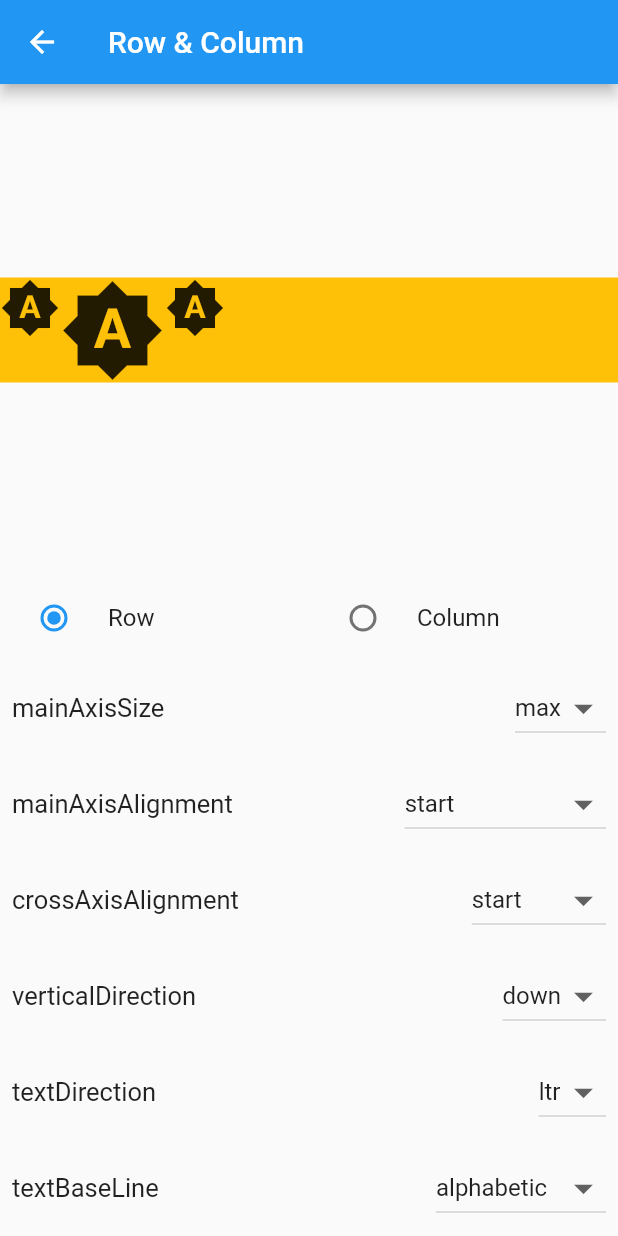
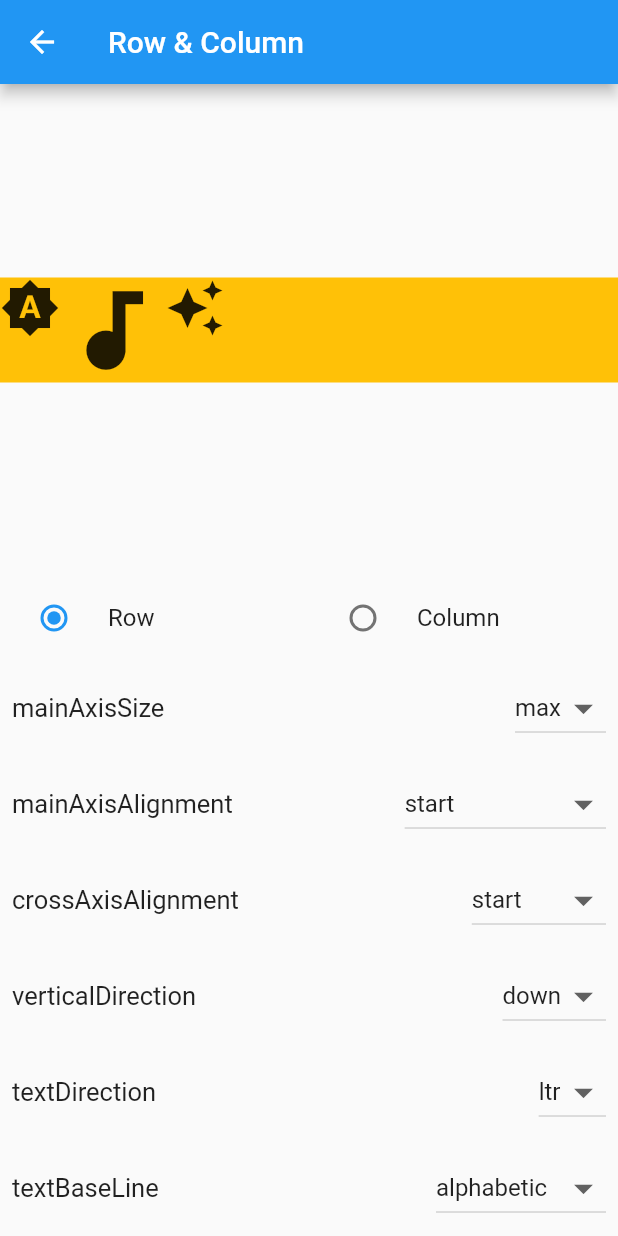
Before and after one commit to luke-nguyen-goldenowl/flutter_widget_app, a Flutter app: the RowAndColumn screen opened directly, on a phone screen of 412 x 824 dp. Run offline on Flutter 3.47's test engine with Material 2 defaults, Android fonts, the light colour scheme and no system bars.

Commit message:
update Icon Column&Row

```diff
--- a/lib/screens/row_and_column.dart
+++ b/lib/screens/row_and_column.dart
@@ -55,7 +55,7 @@ class RowAndColumnState extends State<RowAndColumn> {
                               height: 70,
                               width: 70,
                               child: Icon(
-                                Icons.brightness_auto,
+                                Icons.audiotrack,
                                 size: 70,
                               ),
                             ),
@@ -63,7 +63,7 @@ class RowAndColumnState extends State<RowAndColumn> {
                               height: 40,
                               width: 40,
                               child: Icon(
-                                Icons.brightness_auto,
+                                Icons.auto_awesome,
                                 size: 40,
                               ),
                             ),
@@ -97,7 +97,7 @@ class RowAndColumnState extends State<RowAndColumn> {
                               height: 70,
                               width: 70,
                               child: Icon(
-                                Icons.brightness_auto,
+                                Icons.audiotrack,
                                 size: 70,
                               ),
                             ),
@@ -105,7 +105,7 @@ class RowAndColumnState extends State<RowAndColumn> {
                               height: 40,
                               width: 40,
                               child: Icon(
-                                Icons.brightness_auto,
+                                Icons.auto_awesome,
                                 size: 40,
                               ),
                             ),
```
